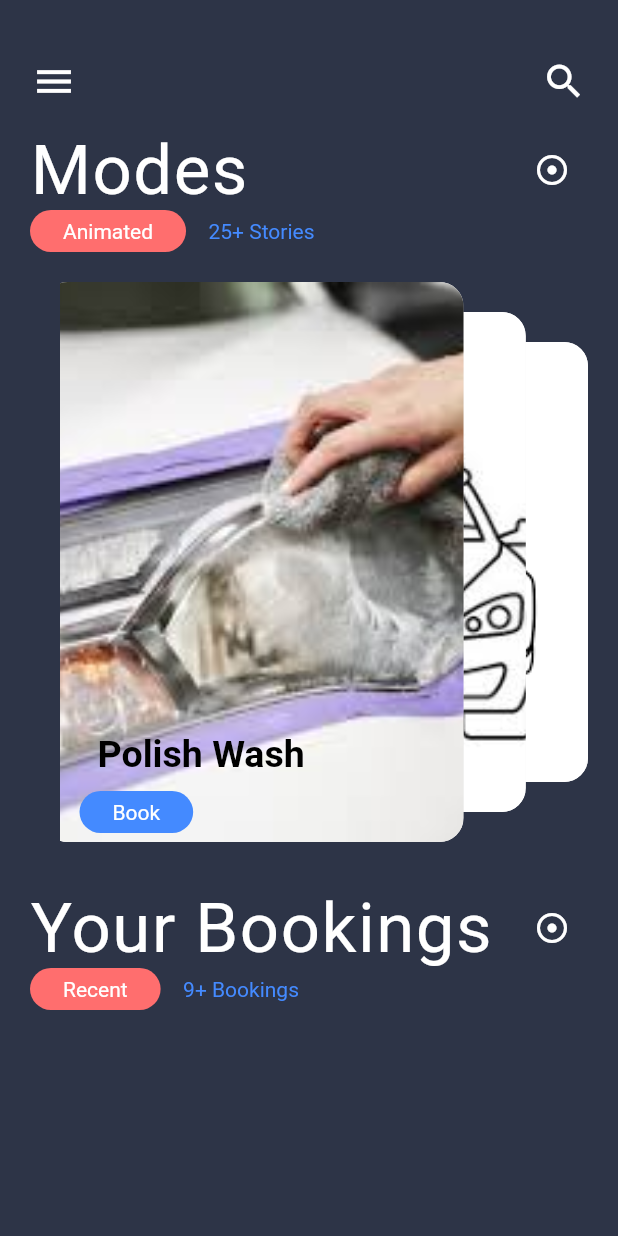
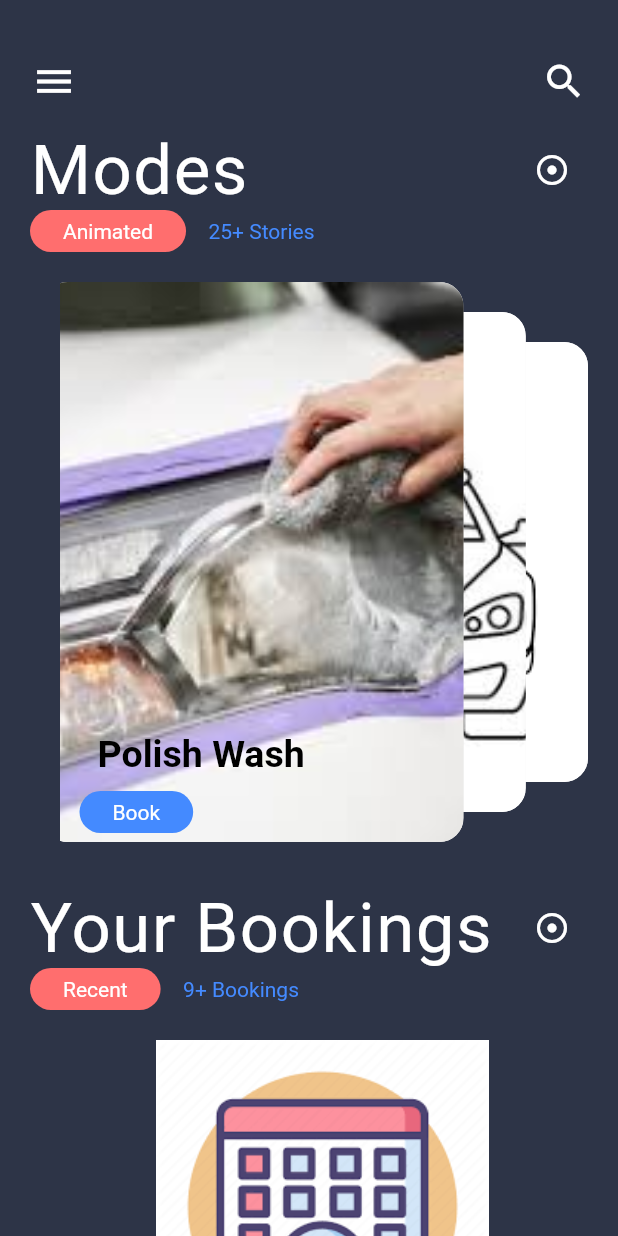
Before and after one commit to Utk42/first_flutter_app, a Flutter app: the screen it shows after launch, on a phone screen of 412 x 824 dp. Run offline on Flutter 3.47's test engine with Material 2 defaults, Android fonts, the phone set to English and light mode, and no system bars.

Commit message:
adding booking-card

```diff
--- a/app/lib/main.dart
+++ b/app/lib/main.dart
@@ -147,7 +147,9 @@ class _MyAppState extends State<MyApp> {
                 ],
               ),
             ),
-            SizedBox(height: 10.0,),
+            SizedBox(
+              height: 10.0,
+            ),
             Padding(
               padding: EdgeInsets.symmetric(horizontal: 20.0),
               child: Row(
@@ -207,6 +209,17 @@ class _MyAppState extends State<MyApp> {
                     ),
                   )
                 ],
+              ),
+            ),
+            SizedBox(
+              height: 20,
+            ),
+            Padding(
+              padding: EdgeInsets.only(left: 18.0),
+              child: Image.asset(
+                "assets/images/booking.png",
+                width: 296.0,
+                height: 222.0,
               ),
             ),
           ],
--- a/app/pubspec.yaml
+++ b/app/pubspec.yaml
@@ -42,7 +42,7 @@ flutter:
 
   # To add assets to your application, add an assets section, like this:
   assets:
-    - assets/images/foamWash.jpeg
+    - assets/images/booking.png
     - assets/images/waterWash.png
     - assets/images/foamWash.jpeg
     - assets/images/polish.jpeg
```
Also changed, not shown: app/assets/images/booking.png (added).
